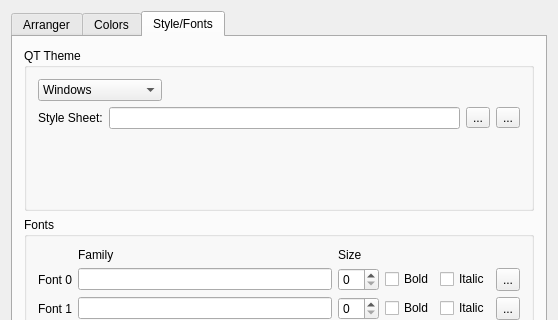
Qt form muse2/muse/widgets/appearancebase.ui (emrum/muse) before a commit; both pictures show x 0 to 558 and y 0 to 320 of the 558 by 531 pixel window.
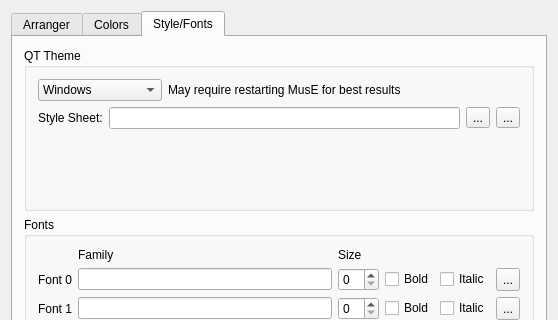
The same form after that commit. The open tabs and pages were chosen to show the change.

```diff
--- a/muse2/muse/widgets/appearancebase.ui
+++ b/muse2/muse/widgets/appearancebase.ui
@@ -1148,6 +1148,13 @@
               </item>
              </widget>
             </item>
+            <item>
+             <widget class="QLabel" name="theme_label">
+              <property name="text">
+               <string>May require restarting MusE for best results</string>
+              </property>
+             </widget>
+            </item>
             <item>
              <spacer name="Spacer2">
               <property name="orientation">
@@ -1158,7 +1165,7 @@
               </property>
               <property name="sizeHint" stdset="0">
                <size>
-                <width>190</width>
+                <width>90</width>
                 <height>20</height>
                </size>
               </property>
```
